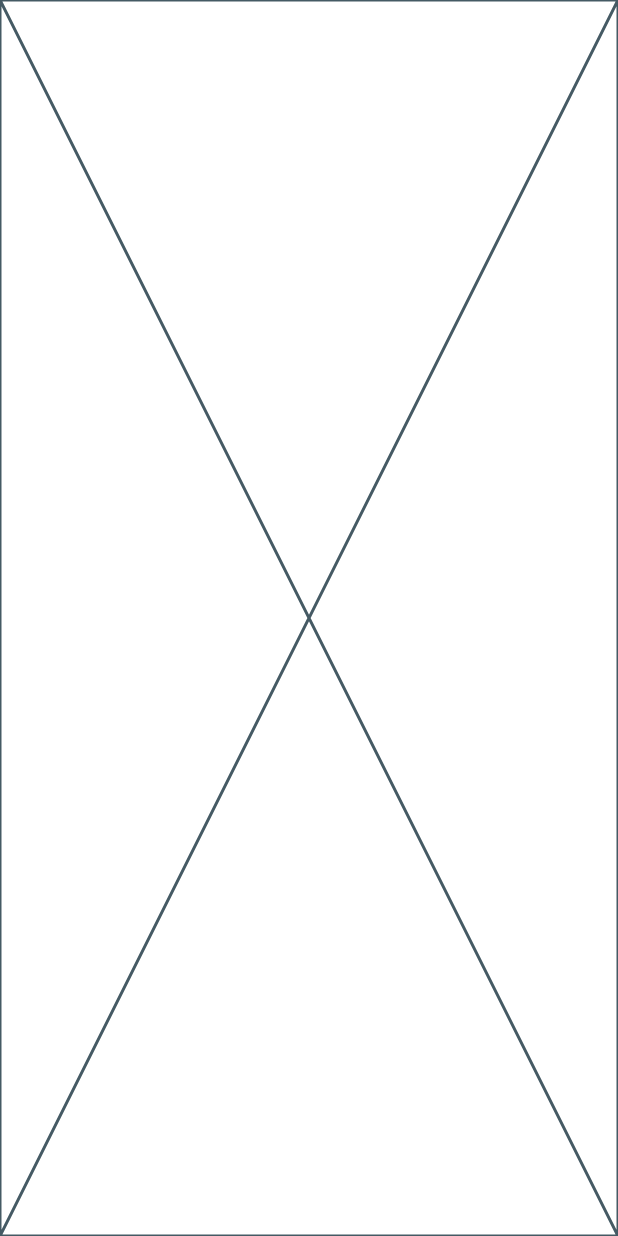
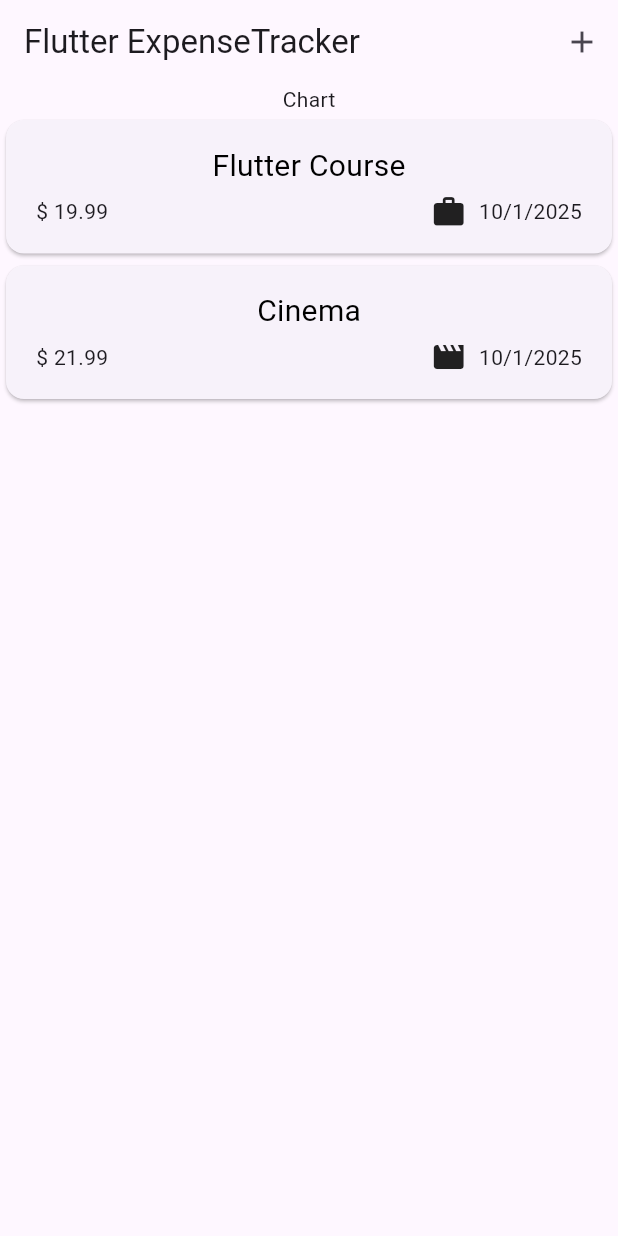
Before and after one commit to RachitJain2204/Expense_Tracker, a Flutter app: the screen it shows after launch, on a phone screen of 412 x 824 dp. Run offline on Flutter 3.47's test engine with Material 3 defaults, Android fonts, the phone set to English and light mode, and no system bars.

Commit message:
Basic UI elements created

```diff
--- a/lib/main.dart
+++ b/lib/main.dart
@@ -1,3 +1,4 @@
+import 'package:expense_tracker/widgets/expenses.dart';
 import 'package:flutter/material.dart';
 
 void main() {
@@ -9,6 +10,9 @@ class MyApp extends StatelessWidget {
 
   @override
   Widget build(BuildContext context) {
-    return const Placeholder();
+    return MaterialApp(
+      debugShowCheckedModeBanner: false,
+      home: Expenses(),
+    );
   }
 }
--- /dev/null
+++ b/lib/models/expense.dart
@@ -0,0 +1,37 @@
+import 'package:flutter/material.dart';
+import 'package:uuid/uuid.dart';
+import 'package:intl/intl.dart';
+
+final formatter = DateFormat.yMd();
+
+const uuid = Uuid();
+
+enum Category{
+  food ,travel , leisure, work
+}
+
+const categoryIcons = {
+  Category.food: Icons.lunch_dining,
+  Category.travel: Icons.flight_takeoff,
+  Category.leisure: Icons.movie,
+  Category.work : Icons.work,
+};
+
+class Expense{
+  final String title;
+  final double amount;
+  final String id;
+  final DateTime date;
+  final Category category;
+
+  Expense({
+    required this.title,
+    required this.amount,
+    required this.date,
+    required this.category,
+  }) : id = uuid.v4();
+
+  String get formattedDate{
+    return formatter.format(date);
+  }
+}
--- /dev/null
+++ b/lib/widgets/expenses-list/expense_item.dart
@@ -0,0 +1,46 @@
+import 'package:expense_tracker/models/expense.dart';
+import 'package:flutter/material.dart';
+
+class ExpenseItem extends StatelessWidget {
+  const ExpenseItem(this.expense, {super.key});
+
+  final Expense expense;
+
+  @override
+  Widget build(BuildContext context) {
+    return Card(
+      child: Padding(
+        padding: const EdgeInsets.symmetric(
+            horizontal: 20.0,
+            vertical: 16.0,
+        ),
+        child: Column(
+          children: [
+            Text(
+              expense.title,
+              style: TextStyle(color: Colors.black, fontSize: 20),
+            ),
+            SizedBox(
+              height: 4,
+            ),
+            Row(
+              children: [
+                Text("\$ ${expense.amount.toStringAsFixed(2)}",),
+                Spacer(),
+                Row(
+                  children: [
+                    Icon(categoryIcons[expense.category],),
+                    SizedBox(
+                      width: 8,
+                    ),
+                    Text(expense.formattedDate.toString()),
+                  ],
+                ),
+              ],
+            ),
+          ],
+        ),
+      ),
+    );
+  }
+}
--- /dev/null
+++ b/lib/widgets/expenses-list/expenses_list.dart
@@ -0,0 +1,20 @@
+import 'package:expense_tracker/models/expense.dart';
+import 'package:expense_tracker/widgets/expenses-list/expense_item.dart';
+import 'package:flutter/material.dart';
+
+class ExpensesList extends StatelessWidget {
+  const ExpensesList({
+    super.key,
+    required this.expenses,
+  });
+
+  final List<Expense> expenses;
+
+  @override
+  Widget build(BuildContext context) {
+    return ListView.builder(
+      itemCount: expenses.length,
+      itemBuilder: (ctx , index) => ExpenseItem(expenses[index]),
+    );
+  }
+}
--- /dev/null
+++ b/lib/widgets/expenses.dart
@@ -0,0 +1,52 @@
+import 'package:expense_tracker/widgets/expenses-list/expenses_list.dart';
+import 'package:flutter/material.dart';
+
+import '../models/expense.dart';
+
+class Expenses extends StatefulWidget {
+  const Expenses({super.key});
+
+  @override
+  State<Expenses> createState() => _ExpensesState();
+}
+
+class _ExpensesState extends State<Expenses> {
+  final List<Expense> registerExpenses = [
+    Expense(
+      title: "Flutter Course",
+      amount: 19.99,
+      date: DateTime.now(),
+      category: Category.work,
+    ),
+    Expense(
+      title: "Cinema",
+      amount: 21.99,
+      date: DateTime.now(),
+      category: Category.leisure,
+    ),
+  ];
+
+  @override
+  Widget build(BuildContext context) {
+    return Scaffold(
+      appBar: AppBar(
+        actions: [
+          IconButton(onPressed: (){}, icon: Icon(Icons.add),),
+        ],
+        title: Text(
+          "Flutter ExpenseTracker",
+        ),
+      ),
+      body: Column(
+        children: [
+          Text("Chart"),
+          Expanded(
+            child: ExpensesList(
+                expenses: registerExpenses
+            ),
+          ),
+        ],
+      ),
+    );
+  }
+}
--- a/pubspec.yaml
+++ b/pubspec.yaml
@@ -31,6 +31,8 @@ dependencies:
   flutter:
     sdk: flutter
   flutter_launcher_icons: ^0.14.4
+  intl: ^0.20.2
+  uuid: ^4.5.1
 
 flutter_launcher_icons:
   image_path: assets/logo.png
```
Also changed, not shown: pubspec.lock.
